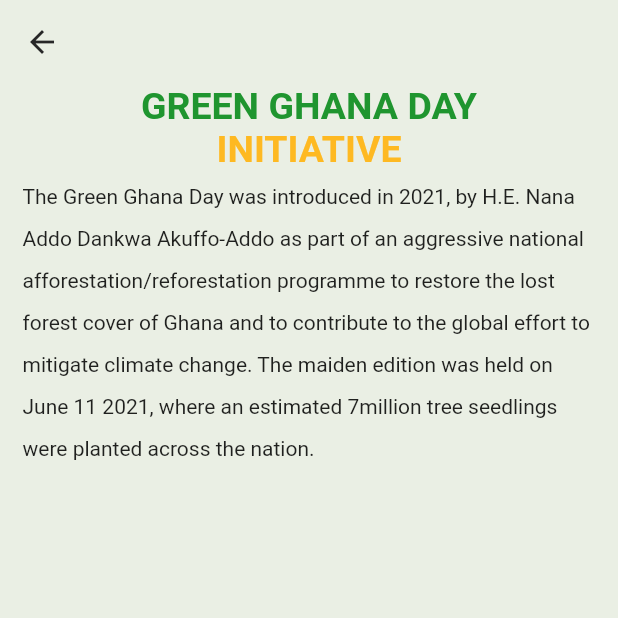
After one commit to Aburafik/Green-Ghana, a Flutter app: the AboutGreenGhana screen opened by its route, on a phone screen of 412 x 824 dp, the top half of it. The commit adds this screen. Run offline on Flutter 3.47's test engine with Material 2 defaults, Android fonts, the phone set to English and light mode, and no system bars; our stand-ins replace feather_icons, get.

Commit message:
ABout page created

```diff
--- a/lib/utils/colors.dart
+++ b/lib/utils/colors.dart
@@ -2,6 +2,10 @@ import 'package:flutter/material.dart';
 
 class CustomColors {
   static const Color primaryColor = Color(0xff236545);
+
   static const Color secondaryColor = Color(0xffFFFFFF);
   static const Color blackColor = Color(0xff272727);
+  static const Color lightBlueColor = Color(0xffEAEFE4);
+  static const Color lightGreenColor = Color(0xff1F952F);
+  static const Color yellowColor = Color(0xffFEB922);
 }
--- a/lib/utils/constants.dart
+++ b/lib/utils/constants.dart
@@ -34,3 +34,6 @@ AppBar commonAppBar({String? title = "", bool hasIconColor = true}) {
         : null,
   );
 }
+
+const String aboutText =
+    "The Green Ghana Day was introduced in 2021, by H.E. Nana Addo Dankwa Akuffo-Addo as part of an aggressive national afforestation/reforestation programme to restore the lost forest cover of Ghana and to contribute to the global effort to mitigate climate change. The maiden edition was held on June 11 2021, where an estimated 7million tree seedlings were planted across the nation.";
--- a/lib/utils/exports.dart
+++ b/lib/utils/exports.dart
@@ -10,3 +10,4 @@ export 'package:green_ghana_app/views/home/home_view.dart';
 export 'package:green_ghana_app/views/home/intro_view.dart';
 export 'package:green_ghana_app/views/projects/project_home.dart';
 export 'package:green_ghana_app/views/projects/registered_trees.dart';
+export 'package:feather_icons/feather_icons.dart';
--- /dev/null
+++ b/lib/views/about/about_view.dart
@@ -0,0 +1,35 @@
+import 'package:green_ghana_app/utils/exports.dart';
+
+class AboutGreenGhana extends StatelessWidget {
+  const AboutGreenGhana({super.key});
+
+  @override
+  Widget build(BuildContext context) {
+    var textStyle = TextStyle(
+        color: CustomColors.lightGreenColor,
+        fontSize: 25,
+        fontWeight: FontWeight.w600);
+    return Scaffold(
+      appBar: commonAppBar(),
+      backgroundColor: CustomColors.lightBlueColor,
+      body: Padding(
+        padding: const EdgeInsets.symmetric(horizontal: 15),
+        child: Center(
+          child: Column(
+            children: [
+              Text(
+                "GREEN GHANA DAY",
+                style: textStyle,
+              ),
+              Text(
+                "INITIATIVE",
+                style: textStyle.copyWith(color: CustomColors.yellowColor),
+              ),
+              Text(aboutText,style: TextStyle(height:2 ),)
+            ],
+          ),
+        ),
+      ),
+    );
+  }
+}
--- a/lib/views/projects/registered_trees.dart
+++ b/lib/views/projects/registered_trees.dart
@@ -1,4 +1,3 @@
-import 'package:feather_icons/feather_icons.dart';
 import 'package:green_ghana_app/utils/exports.dart';
 
 class RegisterdTreesVC extends StatelessWidget {
@@ -28,7 +27,9 @@ class RegisterdTreesVC extends StatelessWidget {
                 itemCount: 20,
                 itemBuilder: (context, index) => Column(
                   children: [
-                    Row(
+                    GestureDetector(
+                      onTap: () => Get.toNamed(AppRouter.treeDetials),
+                      child: Row(
                         children: [
                           const CircleAvatar(
                             radius: 35,
@@ -67,6 +68,7 @@ class RegisterdTreesVC extends StatelessWidget {
                           )
                         ],
                       ),
+                    ),
                     const Divider(
                       thickness: 1,
                     ),
```
Also changed, not shown: lib/utils/routers.dart (+8 -1 lines), lib/views/home/home_view.dart (+7 -4 lines), lib/views/projects/tree_details.dart (added, +115 -0 lines). Lines whose indentation alone changed are shown as unchanged.
